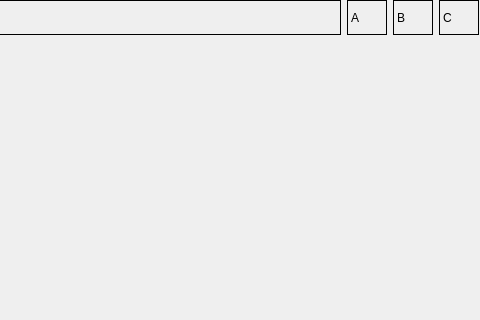
thebucagod/TraderJournal, file src/mainwindow.ui: the form before one commit; both pictures show x 320 to 800 and y 0 to 320 of the 800 by 600 pixel window.
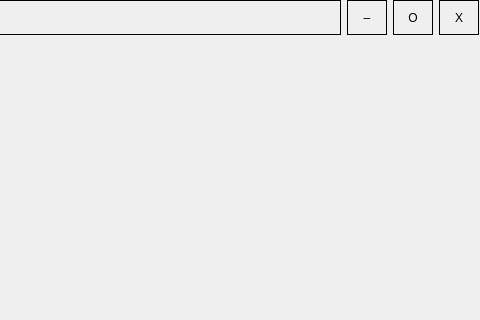
The form after the commit. Custom widgets are drawn as their Qt base class.

Commit message:
feat: made logic for control buttons
• closeB - closing the programm
• collapseB - collapse the programm
• maximizeB - change the size of programm

What changed in the file:
```diff
--- a/src/mainwindow.ui
+++ b/src/mainwindow.ui
@@ -54,7 +54,7 @@
             </widget>
            </item>
            <item>
-            <widget class="QLabel" name="collaps">
+            <widget class="QPushButton" name="collapseB">
              <property name="minimumSize">
               <size>
                <width>0</width>
@@ -71,12 +71,12 @@
               <string notr="true">border: 1px solid black;</string>
              </property>
              <property name="text">
-              <string>A</string>
+              <string>–</string>
              </property>
             </widget>
            </item>
            <item>
-            <widget class="QLabel" name="maximize">
+            <widget class="QPushButton" name="maximizeB">
              <property name="minimumSize">
               <size>
                <width>0</width>
@@ -93,12 +93,12 @@
               <string notr="true">border: 1px solid black;</string>
              </property>
              <property name="text">
-              <string>B</string>
+              <string>O</string>
              </property>
             </widget>
            </item>
            <item>
-            <widget class="QLabel" name="close">
+            <widget class="QPushButton" name="closeB">
              <property name="minimumSize">
               <size>
                <width>0</width>
@@ -115,7 +115,7 @@
               <string notr="true">border: 1px solid black;</string>
              </property>
              <property name="text">
-              <string>C</string>
+              <string>X</string>
              </property>
             </widget>
            </item>
@@ -132,6 +132,14 @@
    </layout>
   </widget>
  </widget>
+ <customwidgets>
+  <customwidget>
+   <class>calendar</class>
+   <extends>QWidget</extends>
+   <header>D:\QProjects\TraderJournal\src\calendar.h</header>
+   <container>1</container>
+  </customwidget>
+ </customwidgets>
  <resources/>
  <connections/>
 </ui>
```
Left out of the diff: 42 changed lines with no effect on the pictures. The commit also changes 3 other files.
